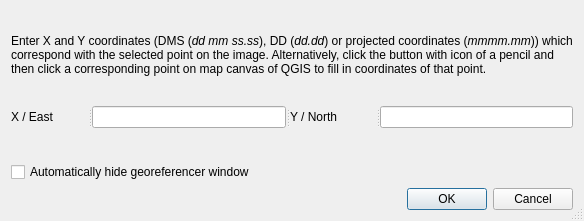
Above: src/ui/georeferencer/qgsmapcoordsdialogbase.ui from qgis/QGIS before the change. Below: the same form after it.
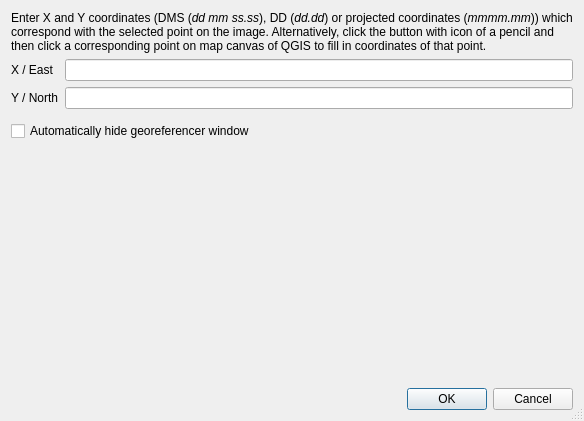
That is the form after the change. Custom widgets are drawn as their Qt base class.

Commit message: [ui][georeferencer] Fix spacing and projection widget height in coordinate capture dialog

Patch:
```diff
--- a/src/ui/georeferencer/qgsmapcoordsdialogbase.ui
+++ b/src/ui/georeferencer/qgsmapcoordsdialogbase.ui
@@ -7,7 +7,7 @@
     <x>0</x>
     <y>0</y>
     <width>584</width>
-    <height>221</height>
+    <height>421</height>
    </rect>
   </property>
   <property name="windowTitle">
@@ -30,50 +30,31 @@
       </widget>
      </item>
      <item>
-      <widget class="QSplitter" name="splitter">
-       <property name="sizePolicy">
-        <sizepolicy hsizetype="Expanding" vsizetype="Fixed">
-         <horstretch>0</horstretch>
-         <verstretch>0</verstretch>
-        </sizepolicy>
-       </property>
-       <property name="orientation">
-        <enum>Qt::Horizontal</enum>
-       </property>
+      <layout class="QGridLayout" name="coordinatesLayout">
+       <item row="0" column="0">
        <widget class="QLabel" name="textLabel1">
         <property name="text">
          <string>X / East</string>
         </property>
        </widget>
+       </item>
+       <item row="0" column="1">
        <widget class="QLineEdit" name="leXCoord"/>
+       </item>
+       <item row="1" column="0">
        <widget class="QLabel" name="textLabel2">
         <property name="text">
          <string>Y / North</string>
         </property>
        </widget>
+       </item>
+       <item row="1" column="1">
        <widget class="QLineEdit" name="leYCoord"/>
-      </widget>
+       </item>
+      </layout>
      </item>
      <item>
       <widget class="QgsProjectionSelectionWidget" name="mProjSelect" native="true">
-       <property name="sizePolicy">
-        <sizepolicy hsizetype="Preferred" vsizetype="MinimumExpanding">
-         <horstretch>0</horstretch>
-         <verstretch>0</verstretch>
-        </sizepolicy>
-       </property>
-       <property name="minimumSize">
-        <size>
-         <width>0</width>
-         <height>22</height>
-        </size>
-       </property>
-       <property name="maximumSize">
-        <size>
-         <width>16777215</width>
-         <height>10</height>
-        </size>
-       </property>
        <property name="focusPolicy">
         <enum>Qt::StrongFocus</enum>
        </property>
@@ -86,6 +67,22 @@
        </property>
       </widget>
      </item>
+     <item>
+      <spacer name="verticalSpacer">
+       <property name="orientation">
+        <enum>Qt::Vertical</enum>
+       </property>
+       <property name="sizeType">
+        <enum>QSizePolicy::Expanding</enum>
+       </property>
+        <property name="sizeHint" stdset="0">
+         <size>
+          <width>12</width>
+          <height>12</height>
+         </size>
+        </property>
+       </spacer>
+     </item>
      <item>
       <widget class="QDialogButtonBox" name="buttonBox">
        <property name="standardButtons">
```
Lines whose indentation alone changed are shown as unchanged.
